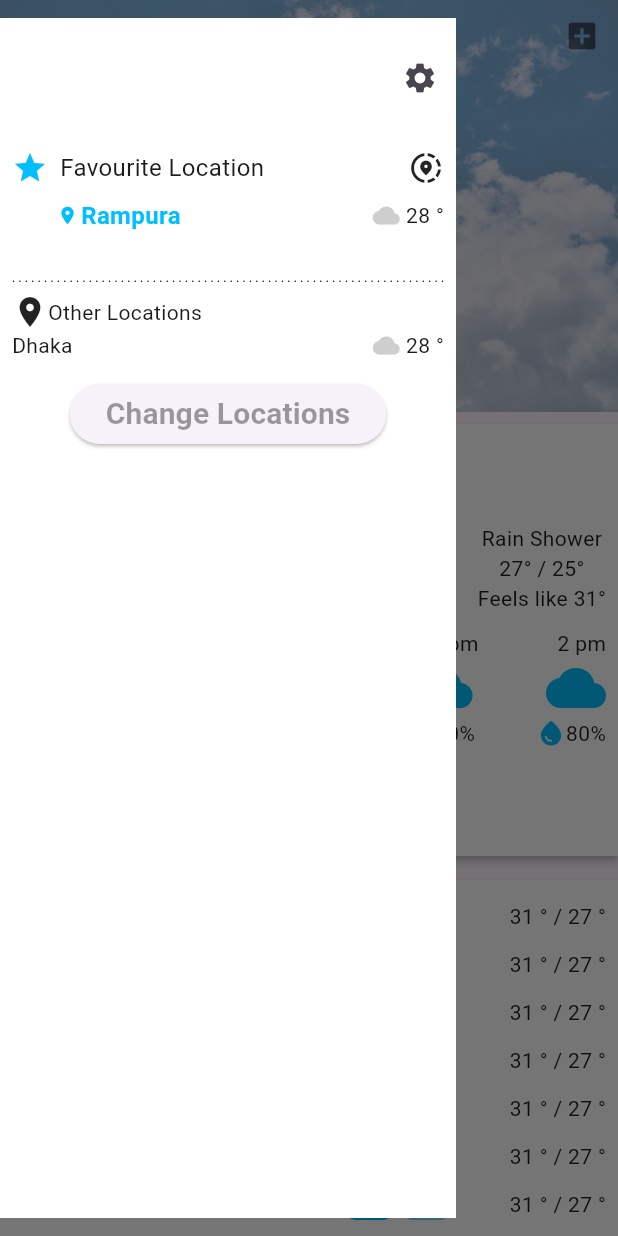
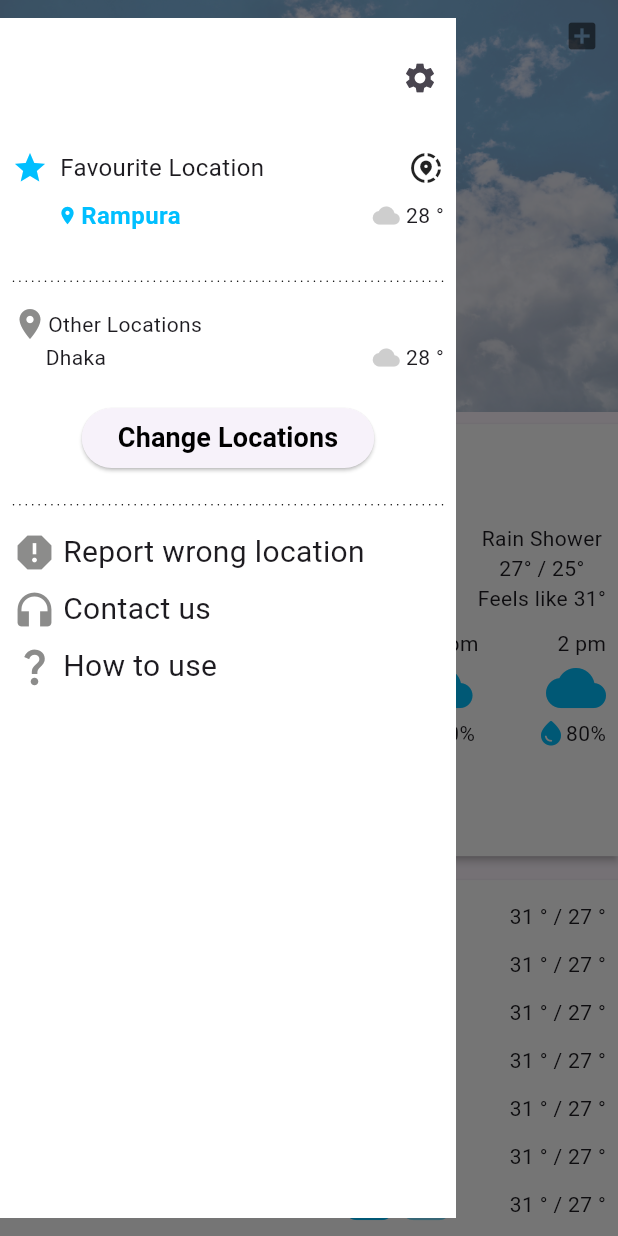
Before and after one commit to mst-zannathi-khatun/dailyweatherway, a Flutter app: the HomeScreen screen opened directly, with the side drawer open, on a phone screen of 412 x 824 dp. Run offline on Flutter 3.47's test engine with Material 3 defaults, Android fonts, the phone set to English and light mode, and no system bars.

Commit message:
drawer part ui design completed

```diff
--- a/lib/main.dart
+++ b/lib/main.dart
@@ -9,7 +9,6 @@ class MyApp extends StatelessWidget {
   const MyApp({super.key});
 
   @override
-
   Widget build(BuildContext context) {
     return const MaterialApp(
       debugShowCheckedModeBanner: false,
--- a/lib/style/custom_icon_style.dart
+++ b/lib/style/custom_icon_style.dart
@@ -1,31 +1,32 @@
-import 'package:flutter/cupertino.dart';
 import 'package:flutter/material.dart';
 import 'custom_color.dart';
 
-class CustomButtonIcons{
+class CustomButtonIcons {
   // Icon style for the "More" button in the weather header on the home screen
-  static Icon weatherHeaderMoreVert =  const Icon(
+  static Icon weatherHeaderMoreVert = const Icon(
     Icons.more_vert,
     size: 24,
     color: Colors.black54,
   );
+
   // Icon style for the "Add" button in the weather header on the home screen
-  static Icon weatherHeaderAddBox =  const Icon(
+  static Icon weatherHeaderAddBox = const Icon(
     Icons.add_box,
     size: 24,
     color: Colors.black54,
   );
 }
 
+class CustomIcons {
+  CustomIcons._();
 
-class CustomIcons{
-  CustomIcons._();
   // Icon style for the location marker in the weather overview on the home screen
   static Icon location = Icon(
     Icons.location_on,
     size: 24,
     color: CustomColor.lightGrey,
   );
+
   // Icon style for the cloud icon in the weather overview on the home screen
   static Icon cloud = Icon(
     Icons.cloud_rounded,
--- a/lib/style/text_style.dart
+++ b/lib/style/text_style.dart
@@ -32,4 +32,9 @@ class CustomTextStyles {
     fontWeight: FontWeight.bold,
     fontSize: 17,
   );
+
+  // Text style for the drawer last part in the Drawer support
+  static TextStyle drawerText = const TextStyle(
+    fontSize: 20,
+  );
 }
--- a/lib/ui/home_screen.dart
+++ b/lib/ui/home_screen.dart
@@ -1,5 +1,6 @@
-import 'package:dailyweatherway/widgets/dotdivider.dart';
 import 'package:flutter/material.dart';
+import '../widgets/drawerchangelocationpart_widget.dart';
+import '../widgets/drawerlastpart_widget.dart';
 import '../widgets/drawersettingpart_widget.dart';
 import '../widgets/outdoorconditions_widget.dart';
 import '../widgets/weatherdetail_widget.dart';
@@ -25,7 +26,7 @@ class _HomeScreenState extends State<HomeScreen> {
   Widget build(BuildContext context) {
     return Scaffold(
       key: _scaffoldKey,
-      drawer: Container(
+      drawer: SizedBox(
         height: 800,
         child: Drawer(
           elevation: 0,
@@ -35,56 +36,23 @@ class _HomeScreenState extends State<HomeScreen> {
           ),
           child: ListView(
             padding: EdgeInsets.zero,
-            children: [
+            children: const [
               Padding(
-                padding: const EdgeInsets.all(8.0),
+                padding: EdgeInsets.all(8.0),
                 child: Column(
                   children: [
-                    const SizedBox(
+                    SizedBox(
                       height: 16,
                     ),
-                    const DrawerSettingPartWidget(),
-                    const SizedBox(
-                      height: 32,
+                    DrawerSettingPartWidget(),
+                    SizedBox(
+                      height: 16,
                     ),
-                    const DotDivider(),
-                    const SizedBox(
-                      height: 8,
+                    DrawerChangeLocationPart(),
+                    SizedBox(
+                      height: 16,
                     ),
-                    const Row(
-                      children: [
-                        Icon(Icons.location_on),
-                        Text("Other Locations"),
-                      ],
-                    ),
-                    Row(
-                      children: [
-                        const Text("Dhaka"),
-                        const Spacer(),
-                        Icon(
-                          Icons.cloud_rounded,
-                          color: Colors.grey.withOpacity(0.5),
-                          size: 18,
-                        ),
-                        const SizedBox(
-                          width: 4,
-                        ),
-                        const Text("28 \u00B0"),
-                      ],
-                    ),
-                    const SizedBox(
-                      height: 12,
-                    ),
-                    ElevatedButton(
-                        onPressed: () {},
-                        child: const Text(
-                          "Change Locations",
-                          style: TextStyle(
-                              fontSize: 20,
-                              color: Colors.black38,
-                              fontWeight: FontWeight.bold),
-
-                        )),
+                    DrawerLastPartWidget(),
                   ],
                 ),
               ),
@@ -96,7 +64,8 @@ class _HomeScreenState extends State<HomeScreen> {
       body: SingleChildScrollView(
         child: Column(
           children: [
-            WeatherHeaderWidget(onMorePressed: _openDrawer), // Pass the callback here
+            WeatherHeaderWidget(onMorePressed: _openDrawer),
+            // Pass the callback here
             const SizedBox(
               height: 8,
             ),
--- /dev/null
+++ b/lib/widgets/drawerchangelocationpart_widget.dart
@@ -0,0 +1,59 @@
+import 'package:flutter/material.dart';
+
+import '../style/custom_color.dart';
+import 'dotdivider.dart';
+
+class DrawerChangeLocationPart extends StatelessWidget {
+  const DrawerChangeLocationPart({
+    super.key,
+  });
+
+  @override
+  Widget build(BuildContext context) {
+    return Column(
+      children: [
+        Row(
+          children: [
+            Icon(
+              Icons.location_on,
+              color: CustomColor.lightGrey,
+            ),
+            Text("Other Locations"),
+          ],
+        ),
+        Row(
+          children: [
+            const Text("      Dhaka"),
+            const Spacer(),
+            Icon(
+              Icons.cloud_rounded,
+              color: Colors.grey.withOpacity(0.5),
+              size: 18,
+            ),
+            const SizedBox(
+              width: 4,
+            ),
+            const Text("28 \u00B0"),
+          ],
+        ),
+        const SizedBox(
+          height: 20,
+        ),
+        ElevatedButton(
+          onPressed: () {},
+          child: const Text(
+            "Change Locations",
+            style: TextStyle(
+                fontSize: 18,
+                color: Colors.black,
+                fontWeight: FontWeight.bold),
+          ),
+        ),
+        const SizedBox(
+          height: 20,
+        ),
+        const DotDivider(),
+      ],
+    );
+  }
+}
--- /dev/null
+++ b/lib/widgets/drawerlastpart_widget.dart
@@ -0,0 +1,71 @@
+import 'package:flutter/material.dart';
+import '../style/custom_color.dart';
+import '../style/text_style.dart';
+
+class DrawerLastPartWidget extends StatelessWidget {
+  const DrawerLastPartWidget({
+    super.key,
+  });
+
+  @override
+  Widget build(BuildContext context) {
+    return Column(
+      children: [
+        Row(
+          children: [
+            Icon(
+              Icons.report,
+              size: 30,
+              color: CustomColor.lightGrey,
+            ),
+            const SizedBox(
+              width: 4,
+            ),
+            Text(
+              "Report wrong location",
+              style: CustomTextStyles.drawerText,
+            )
+          ],
+        ),
+        const SizedBox(
+          height: 8,
+        ),
+        Row(
+          children: [
+            Icon(
+              Icons.headphones,
+              size: 30,
+              color: CustomColor.lightGrey,
+            ),
+            const SizedBox(
+              width: 4,
+            ),
+            Text(
+              "Contact us",
+              style: CustomTextStyles.drawerText,
+            ),
+          ],
+        ),
+        const SizedBox(
+          height: 8,
+        ),
+        Row(
+          children: [
+            Icon(
+              Icons.question_mark,
+              size: 30,
+              color: CustomColor.lightGrey,
+            ),
+            const SizedBox(
+              width: 4,
+            ),
+            Text(
+              "How to use",
+              style: CustomTextStyles.drawerText,
+            )
+          ],
+        )
+      ],
+    );
+  }
+}
--- a/lib/widgets/drawersettingpart_widget.dart
+++ b/lib/widgets/drawersettingpart_widget.dart
@@ -1,4 +1,6 @@
 import 'package:flutter/material.dart';
+
+import 'dotdivider.dart';
 
 class DrawerSettingPartWidget extends StatelessWidget {
   const DrawerSettingPartWidget({
@@ -73,6 +75,10 @@ class DrawerSettingPartWidget extends StatelessWidget {
             const Text("28 \u00B0"),
           ],
         ),
+        const SizedBox(
+          height: 32,
+        ),
+        const DotDivider(),
       ],
     );
   }
```
